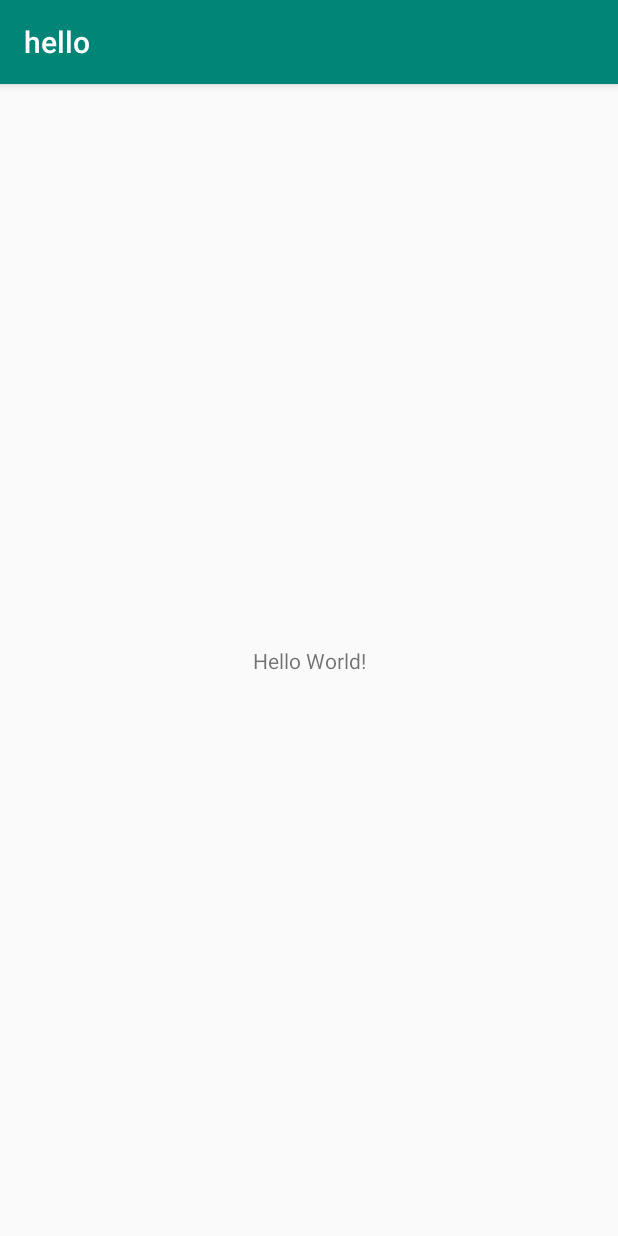
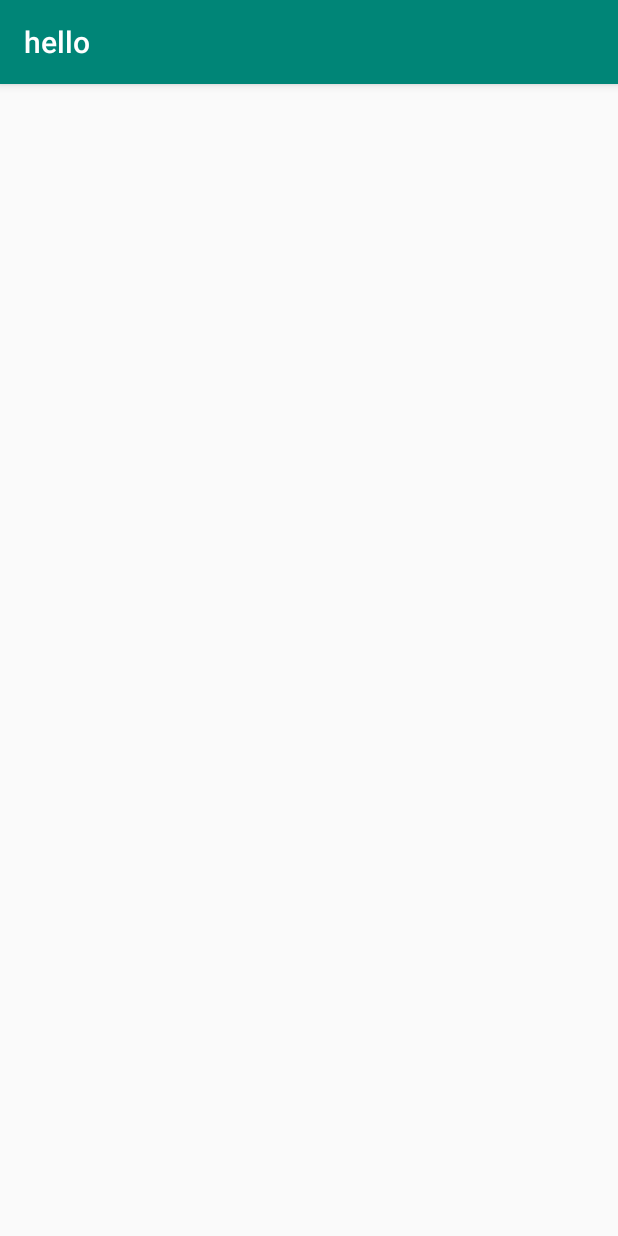
Before and after one commit to AnderaFamuzia/helloworld, an Android app: the screen it shows after launch (MainActivity), on a phone screen of 412 x 824 dp. Run offline under Robolectric (Android 15) with nearby library versions, the phone set to English and light mode, and no system bars.

Commit message:
Hello World !

```diff
--- a/app/src/main/java/com/example/hello/MainActivity.kt
+++ b/app/src/main/java/com/example/hello/MainActivity.kt
@@ -7,6 +7,6 @@ class MainActivity : AppCompatActivity() {
 
     override fun onCreate(savedInstanceState: Bundle?) {
         super.onCreate(savedInstanceState)
-        setContentView(R.layout.activity_main)
+//        setContentView(R.layout.activity_main)
     }
 }
```
